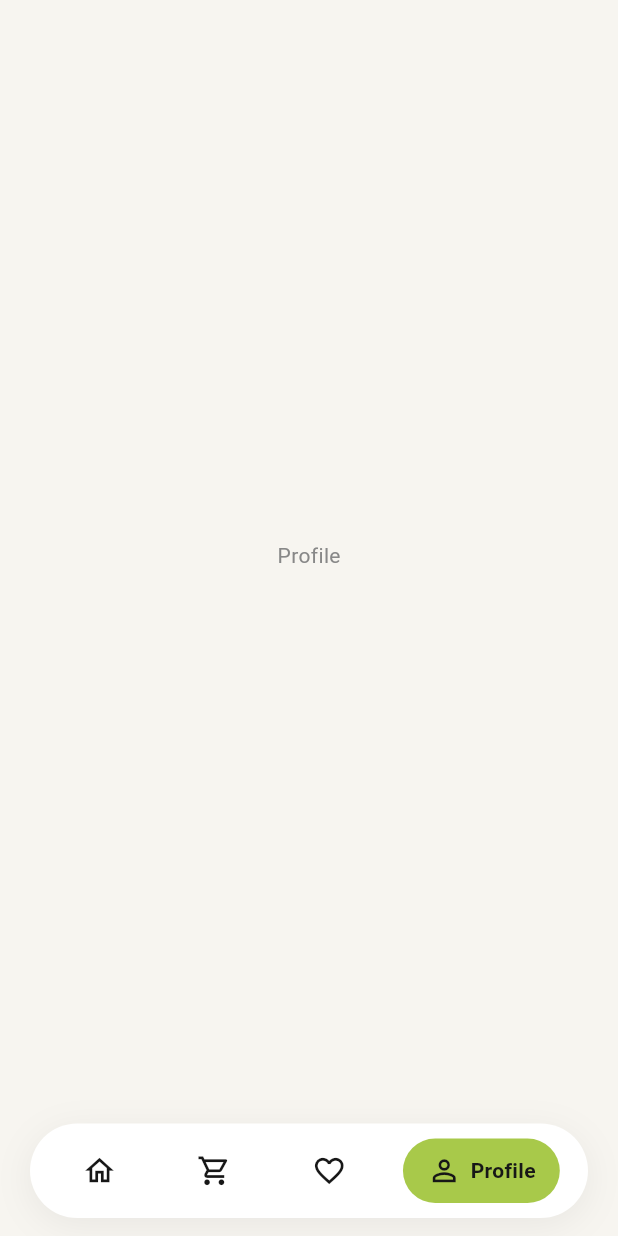
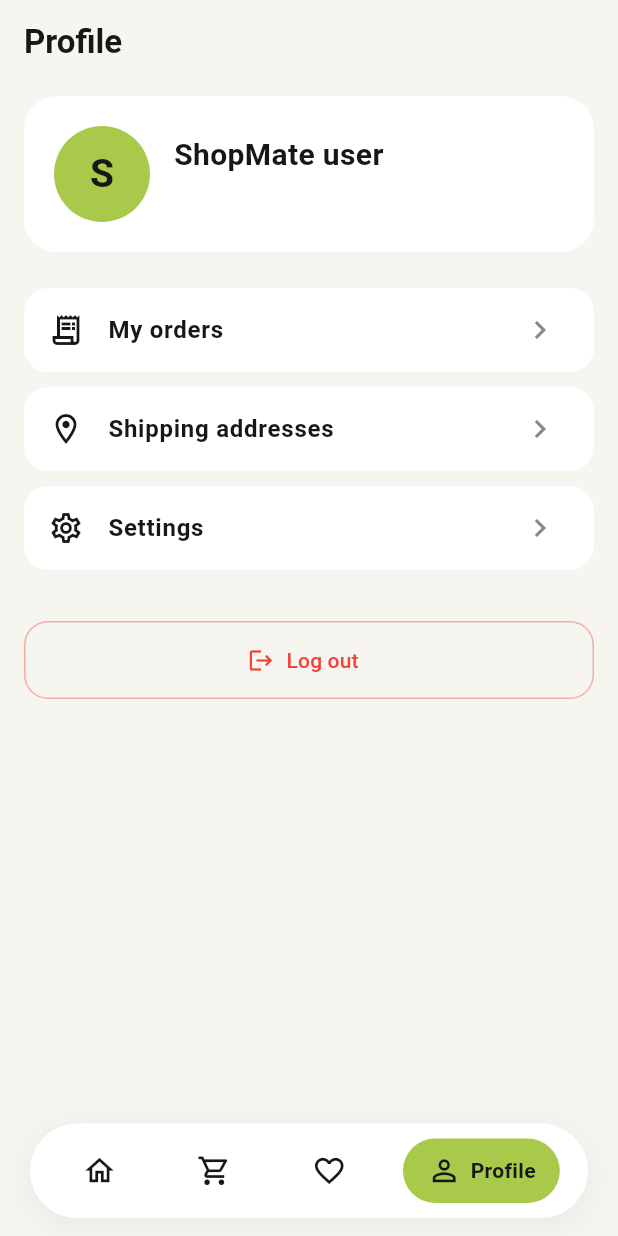
Before and after one commit to nahashal/shopmate, a Flutter app: the screen it shows once a user with an empty profile is signed in, item 4 of the bottom bar chosen, on a phone screen of 412 x 824 dp. Run offline on Flutter 3.47's test engine with Material 3 defaults, Android fonts, the phone set to English and light mode, and no system bars; our stand-ins replace dio, equatable, firebase_auth, firebase_core, flutter_bloc, get_it; accounts and stored records are empty; generated files the repository leaves out were written again; network calls fail.

Commit message:
Add Profile page with logout and clear cart on sign-out

```diff
--- a/lib/core/navigation/main_navigation.dart
+++ b/lib/core/navigation/main_navigation.dart
@@ -1,6 +1,7 @@
 import 'package:flutter/material.dart';
 import 'package:flutter_bloc/flutter_bloc.dart';
 
+import '../../features/profile/presentation/pages/profile_page.dart';
 import '../../features/cart/presentation/bloc/cart_bloc.dart';
 import '../../features/cart/presentation/bloc/cart_state.dart';
 import '../../features/cart/presentation/pages/cart_page.dart';
@@ -27,7 +28,7 @@ class _MainNavigationState extends State<MainNavigation> {
     ),
     CartPage(onStartShopping: () => _onItemSelected(0)),
     const Center(child: Text('Favorites')),
-    const Center(child: Text('Profile')),
+    const ProfilePage(),
   ];
 
   void _onItemSelected(int index) {
--- a/lib/features/authentication/presentation/pages/auth_gate.dart
+++ b/lib/features/authentication/presentation/pages/auth_gate.dart
@@ -1,6 +1,8 @@
 import 'package:flutter/material.dart';
 import 'package:flutter_bloc/flutter_bloc.dart';
 
+import '../../../cart/presentation/bloc/cart_bloc.dart';
+import '../../../cart/presentation/bloc/cart_event.dart';
 import '../../../../core/navigation/main_navigation.dart';
 import '../../../../core/theme/app_colors.dart';
 import '../bloc/auth_bloc.dart';
@@ -12,7 +14,13 @@ class AuthGate extends StatelessWidget {
 
   @override
   Widget build(BuildContext context) {
-    return BlocBuilder<AuthBloc, AuthState>(
+    return BlocListener<AuthBloc, AuthState>(
+      listenWhen: (previous, current) =>
+          previous.isAuthenticated && !current.isAuthenticated,
+      listener: (context, state) {
+        context.read<CartBloc>().add(const CartCleared());
+      },
+      child: BlocBuilder<AuthBloc, AuthState>(
         buildWhen: (previous, current) => previous.status != current.status,
         builder: (context, state) {
           switch (state.status) {
@@ -24,6 +32,7 @@ class AuthGate extends StatelessWidget {
               return const LoginPage();
           }
         },
+      ),
     );
   }
 }
--- a/lib/features/authentication/presentation/pages/register_page.dart
+++ b/lib/features/authentication/presentation/pages/register_page.dart
@@ -54,7 +54,6 @@ class _RegisterPageState extends State<RegisterPage> {
             (current.errorMessage != null &&
                 previous.errorMessage != current.errorMessage),
         listener: (context, state) {
-          // Account created: close this screen, AuthGate shows the shop
           if (state.isAuthenticated) {
             Navigator.of(context).popUntil((route) => route.isFirst);
             return;
@@ -67,6 +66,7 @@ class _RegisterPageState extends State<RegisterPage> {
               ..showSnackBar(SnackBar(content: Text(state.errorMessage!)));
           }
         },
+        child: Center(
           child: SingleChildScrollView(
             padding: const EdgeInsets.fromLTRB(24, 0, 24, 24),
             child: Form(
@@ -76,6 +76,7 @@ class _RegisterPageState extends State<RegisterPage> {
                 children: [
                   const Text(
                     'Create account',
+                    textAlign: TextAlign.center,
                     style: TextStyle(
                       fontSize: 26,
                       fontWeight: FontWeight.bold,
@@ -85,6 +86,7 @@ class _RegisterPageState extends State<RegisterPage> {
                   const SizedBox(height: 6),
                   const Text(
                     'Join ShopMate to save favourites and track orders',
+                    textAlign: TextAlign.center,
                     style: TextStyle(color: AppColors.textSecondary),
                   ),
                   const SizedBox(height: 28),
@@ -155,6 +157,7 @@ class _RegisterPageState extends State<RegisterPage> {
             ),
           ),
         ),
+      ),
     );
   }
 }
--- /dev/null
+++ b/lib/features/profile/presentation/pages/profile_page.dart
@@ -0,0 +1,189 @@
+import 'package:flutter/material.dart';
+import 'package:flutter_bloc/flutter_bloc.dart';
+
+import '../../../../core/theme/app_colors.dart';
+import '../../../authentication/presentation/bloc/auth_bloc.dart';
+import '../../../authentication/presentation/bloc/auth_event.dart';
+import '../../../authentication/presentation/bloc/auth_state.dart';
+
+class ProfilePage extends StatelessWidget {
+  const ProfilePage({super.key});
+
+  @override
+  Widget build(BuildContext context) {
+    return Scaffold(
+      appBar: AppBar(
+        title: const Text(
+          'Profile',
+          style: TextStyle(fontWeight: FontWeight.bold),
+        ),
+      ),
+      body: BlocBuilder<AuthBloc, AuthState>(
+        builder: (context, state) {
+          final user = state.user;
+
+          final hasName = user?.displayName?.trim().isNotEmpty ?? false;
+          final name = hasName ? user!.displayName!.trim() : 'ShopMate user';
+          final email = user?.email ?? '';
+          final initial = name[0].toUpperCase();
+
+          return ListView(
+            padding: const EdgeInsets.fromLTRB(16, 8, 16, 24),
+            children: [
+              // User card
+              Container(
+                padding: const EdgeInsets.all(20),
+                decoration: BoxDecoration(
+                  color: AppColors.surface,
+                  borderRadius: BorderRadius.circular(22),
+                ),
+                child: Row(
+                  children: [
+                    CircleAvatar(
+                      radius: 32,
+                      backgroundColor: AppColors.primary,
+                      child: Text(
+                        initial,
+                        style: const TextStyle(
+                          fontSize: 26,
+                          fontWeight: FontWeight.bold,
+                          color: AppColors.textPrimary,
+                        ),
+                      ),
+                    ),
+                    const SizedBox(width: 16),
+                    Expanded(
+                      child: Column(
+                        crossAxisAlignment: CrossAxisAlignment.start,
+                        children: [
+                          Text(
+                            name,
+                            maxLines: 1,
+                            overflow: TextOverflow.ellipsis,
+                            style: const TextStyle(
+                              fontSize: 20,
+                              fontWeight: FontWeight.bold,
+                              color: AppColors.textPrimary,
+                            ),
+                          ),
+                          const SizedBox(height: 4),
+                          Text(
+                            email,
+                            maxLines: 1,
+                            overflow: TextOverflow.ellipsis,
+                            style: const TextStyle(
+                              color: AppColors.textSecondary,
+                            ),
+                          ),
+                        ],
+                      ),
+                    ),
+                  ],
+                ),
+              ),
+              const SizedBox(height: 24),
+
+              const _ProfileTile(
+                icon: Icons.receipt_long_outlined,
+                title: 'My orders',
+              ),
+              const _ProfileTile(
+                icon: Icons.location_on_outlined,
+                title: 'Shipping addresses',
+              ),
+              const _ProfileTile(
+                icon: Icons.settings_outlined,
+                title: 'Settings',
+              ),
+              const SizedBox(height: 24),
+
+              // Log out
+              SizedBox(
+                height: 52,
+                child: OutlinedButton.icon(
+                  onPressed: () => _confirmLogout(context),
+                  icon: const Icon(Icons.logout),
+                  label: const Text('Log out'),
+                  style: OutlinedButton.styleFrom(
+                    foregroundColor: Colors.red,
+                    side: BorderSide(color: Colors.red.withValues(alpha: 0.4)),
+                    shape: RoundedRectangleBorder(
+                      borderRadius: BorderRadius.circular(16),
+                    ),
+                  ),
+                ),
+              ),
+            ],
+          );
+        },
+      ),
+    );
+  }
+
+  Future<void> _confirmLogout(BuildContext context) async {
+    final confirmed = await showDialog<bool>(
+      context: context,
+      builder: (dialogContext) => AlertDialog(
+        title: const Text('Log out?'),
+        content: const Text(
+          'You\'ll need to sign in again to see your favourites and orders.',
+        ),
+        actions: [
+          TextButton(
+            onPressed: () => Navigator.pop(dialogContext, false),
+            child: const Text('Cancel'),
+          ),
+          TextButton(
+            onPressed: () => Navigator.pop(dialogContext, true),
+            style: TextButton.styleFrom(foregroundColor: Colors.red),
+            child: const Text('Log out'),
+          ),
+        ],
+      ),
+    );
+
+    if (confirmed == true && context.mounted) {
+      context.read<AuthBloc>().add(const AuthSignOutRequested());
+    }
+  }
+}
+
+class _ProfileTile extends StatelessWidget {
+  final IconData icon;
+  final String title;
+
+  const _ProfileTile({required this.icon, required this.title});
+
+  @override
+  Widget build(BuildContext context) {
+    return Padding(
+      padding: const EdgeInsets.only(bottom: 10),
+      child: Material(
+        color: AppColors.surface,
+        borderRadius: BorderRadius.circular(16),
+        child: ListTile(
+          leading: Icon(icon, color: AppColors.textPrimary),
+          title: Text(
+            title,
+            style: const TextStyle(
+              fontWeight: FontWeight.w600,
+              color: AppColors.textPrimary,
+            ),
+          ),
+          trailing: const Icon(
+            Icons.chevron_right,
+            color: AppColors.textSecondary,
+          ),
+          shape: RoundedRectangleBorder(
+            borderRadius: BorderRadius.circular(16),
+          ),
+          onTap: () {
+            ScaffoldMessenger.of(context)
+              ..hideCurrentSnackBar()
+              ..showSnackBar(SnackBar(content: Text('$title coming soon')));
+          },
+        ),
+      ),
+    );
+  }
+}
```
Lines whose indentation alone changed are shown as unchanged.
